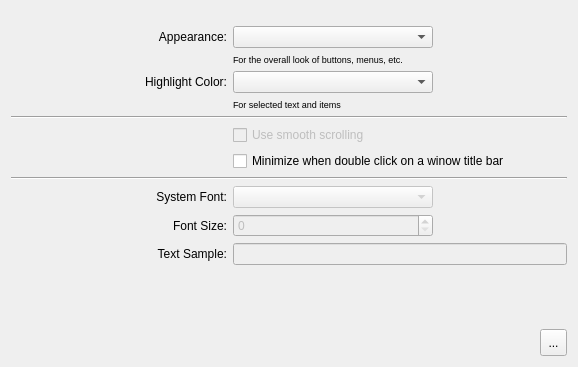
admiral0/Antico-Deluxe, file syspref/forms/appearance.ui: the form before one commit.
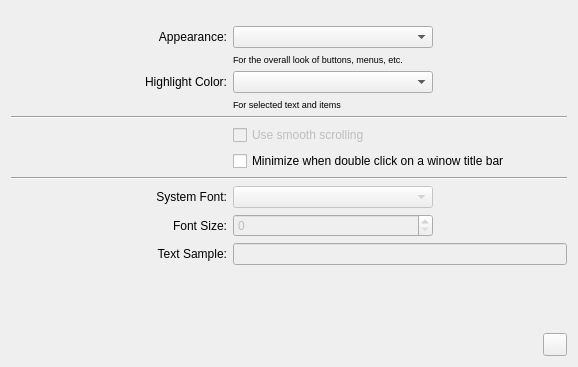
The form after the commit. Icons and pictures are not drawn. Custom widgets are drawn as their Qt base class.

Commit message: syspref.app now uses some cool buttons from amelib

The edit to the form file:
```diff
--- a/syspref/forms/appearance.ui
+++ b/syspref/forms/appearance.ui
@@ -232,38 +232,19 @@
       </spacer>
      </item>
      <item>
-      <widget class="QToolButton" name="helpBtn" >
-       <property name="minimumSize" >
-        <size>
-         <width>27</width>
-         <height>27</height>
-        </size>
-       </property>
-       <property name="maximumSize" >
-        <size>
-         <width>27</width>
-         <height>27</height>
-        </size>
-       </property>
-       <property name="text" >
-        <string>...</string>
-       </property>
-       <property name="icon" >
-        <iconset resource="../syspref.qrc" >
-         <normaloff>:/icons/tool/question.png</normaloff>:/icons/tool/question.png</iconset>
-       </property>
-       <property name="iconSize" >
-        <size>
-         <width>12</width>
-         <height>12</height>
-        </size>
-       </property>
-      </widget>
+      <widget class="AmeHelpButton" name="helpBtn"/>
      </item>
     </layout>
    </item>
   </layout>
  </widget>
+ <customwidgets>
+  <customwidget>
+   <class>AmeHelpButton</class>
+   <extends>QToolButton</extends>
+   <header>HelpButton</header>
+  </customwidget>
+ </customwidgets>
  <resources>
   <include location="../syspref.qrc" />
  </resources>
```
Left out of the diff: 171 changed lines with no effect on the pictures. The commit also changes 10 other files.
